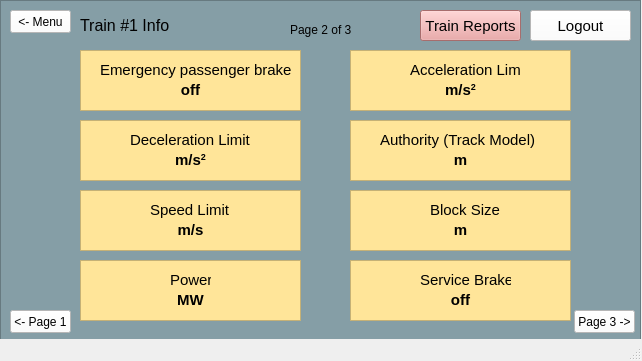
The window that src/UI/TrainModel/Train_Info_Page2.ui (aet37/ECE1140-Project) describes before a commit, drawn with Qt 5.
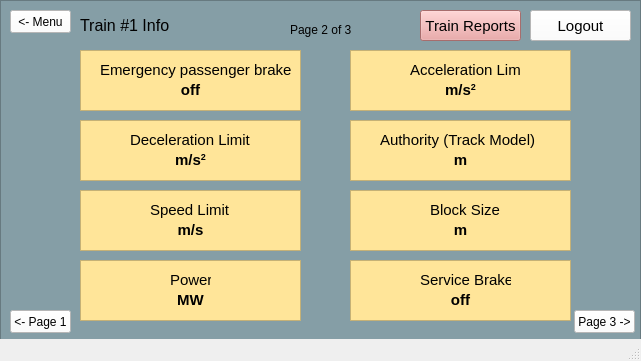
The same window after the commit.

Patch:
```diff
--- a/src/UI/TrainModel/Train_Info_Page2.ui
+++ b/src/UI/TrainModel/Train_Info_Page2.ui
@@ -6,7 +6,7 @@
    <rect>
     <x>0</x>
     <y>0</y>
-    <width>642</width>
+    <width>641</width>
     <height>361</height>
    </rect>
   </property>
```
